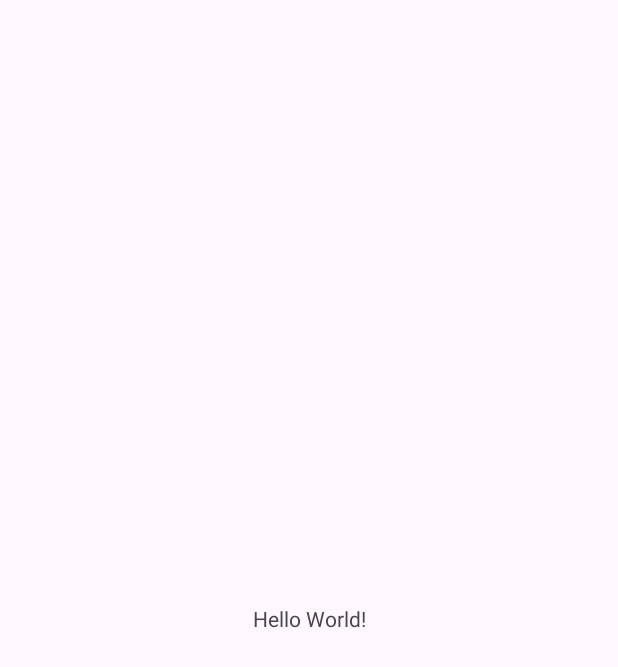
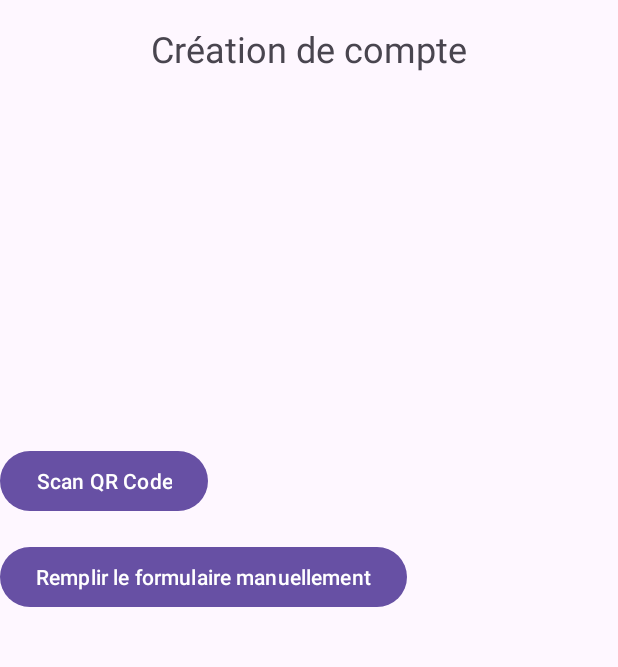
Before and after one commit to benaja-bendo/cgr, an Android app: the screen it shows after launch (MainActivity), on a phone screen of 412 x 824 dp. Before the commit the part shown is almost empty. Shown: the top 667 px of the screen. Run offline under Robolectric (Android 15) with nearby library versions, the phone set to English and light mode, and no system bars.

Commit message:
✨ add content activity main

```diff
--- a/app/src/main/java/com/example/cgr/MainActivity.kt
+++ b/app/src/main/java/com/example/cgr/MainActivity.kt
@@ -2,11 +2,24 @@ package com.example.cgr
 
 import androidx.appcompat.app.AppCompatActivity
 import android.os.Bundle
+import android.widget.Button
 
 class MainActivity : AppCompatActivity() {
     override fun onCreate(savedInstanceState: Bundle?) {
         super.onCreate(savedInstanceState)
         setContentView(R.layout.activity_main)
 
+        val scanQRButton = findViewById<Button>(R.id.scanQRButton)
+        val formManuelButton = findViewById<Button>(R.id.fillFormButton)
+
+//        scanQRButton.setOnClickListener {
+//            val intent = Intent(this, ScanQRActivity::class.java)
+//            startActivity(intent)
+//        }
+//        formManuelButton.setOnClickListener {
+//            val intent = Intent(this, FormManuelActivity::class.java)
+//            startActivity(intent)
+//        }
+
     }
 }
--- a/app/src/main/java/com/example/cgr/SplashActivity.kt
+++ b/app/src/main/java/com/example/cgr/SplashActivity.kt
@@ -7,12 +7,14 @@ import android.os.Handler
 import android.os.Looper
 
 class SplashActivity : AppCompatActivity() {
+
+    private val SPLASH_TIME_OUT: Long = 3000
     override fun onCreate(savedInstanceState: Bundle?) {
         super.onCreate(savedInstanceState)
         setContentView(R.layout.activity_splash)
         Handler(Looper.getMainLooper()).postDelayed(Runnable {
             startActivity(Intent(this,MainActivity::class.java))
             finish()
-        },2500)
+        },SPLASH_TIME_OUT)
     }
 }
--- a/app/src/main/res/layout/activity_main.xml
+++ b/app/src/main/res/layout/activity_main.xml
@@ -6,13 +6,45 @@
     android:layout_height="match_parent"
     tools:context=".MainActivity">
 
+    <!-- Header -->
     <TextView
+        android:id="@+id/headerTextView"
         android:layout_width="wrap_content"
         android:layout_height="wrap_content"
-        android:text="Hello World!"
-        app:layout_constraintBottom_toBottomOf="parent"
+        android:text="@string/cr_ation_de_compte"
+        android:textSize="24sp"
+        app:layout_constraintTop_toTopOf="parent"
+        app:layout_constraintStart_toStartOf="parent"
         app:layout_constraintEnd_toEndOf="parent"
+        android:padding="16dp"/>
+
+    <LinearLayout
+        android:id="@+id/buttonGroup"
+        android:layout_width="match_parent"
+        android:layout_height="wrap_content"
+        android:layout_marginTop="200dp"
+        android:orientation="vertical"
+        app:layout_constraintEnd_toEndOf="parent"
+        app:layout_constraintHorizontal_bias="0.0"
         app:layout_constraintStart_toStartOf="parent"
-        app:layout_constraintTop_toTopOf="parent" />
+        app:layout_constraintTop_toBottomOf="@+id/headerTextView">
+
+        <!-- Bouton Remplir le formulaire manuellement -->
+
+        <Button
+            android:id="@+id/scanQRButton"
+            android:layout_width="wrap_content"
+            android:layout_height="wrap_content"
+            android:layout_marginTop="32dp"
+            android:text="@string/scan_qr_code" />
+
+        <Button
+            android:id="@+id/fillFormButton"
+            android:layout_width="wrap_content"
+            android:layout_height="wrap_content"
+            android:layout_marginTop="16dp"
+            android:text="@string/remplir_le_formulaire_manuellement" />
+
+    </LinearLayout>
 
 </androidx.constraintlayout.widget.ConstraintLayout>
--- a/app/src/main/res/values/strings.xml
+++ b/app/src/main/res/values/strings.xml
@@ -1,3 +1,6 @@
 <resources>
     <string name="app_name">CGR</string>
+    <string name="cr_ation_de_compte">Création de compte</string>
+    <string name="remplir_le_formulaire_manuellement">Remplir le formulaire manuellement</string>
+    <string name="scan_qr_code">Scan QR Code</string>
 </resources>
```
